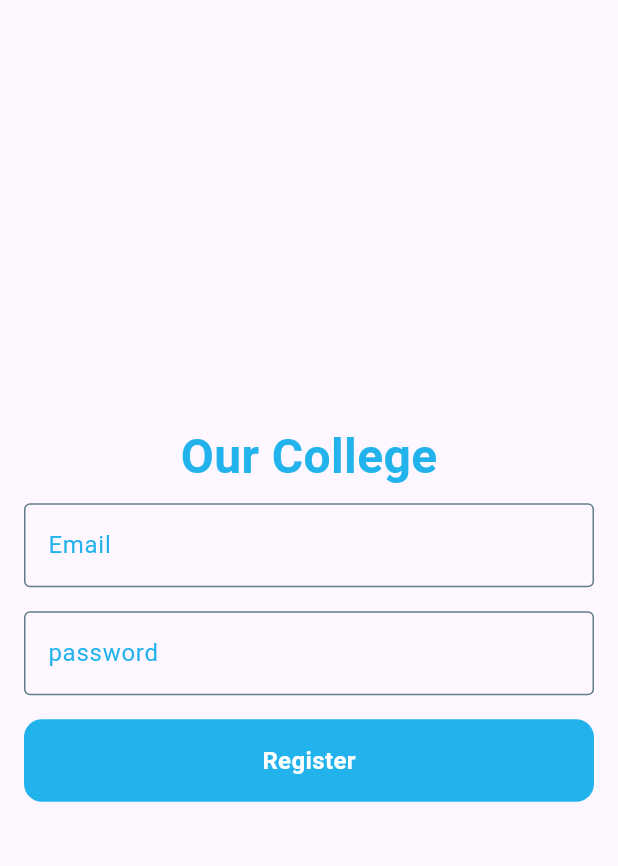
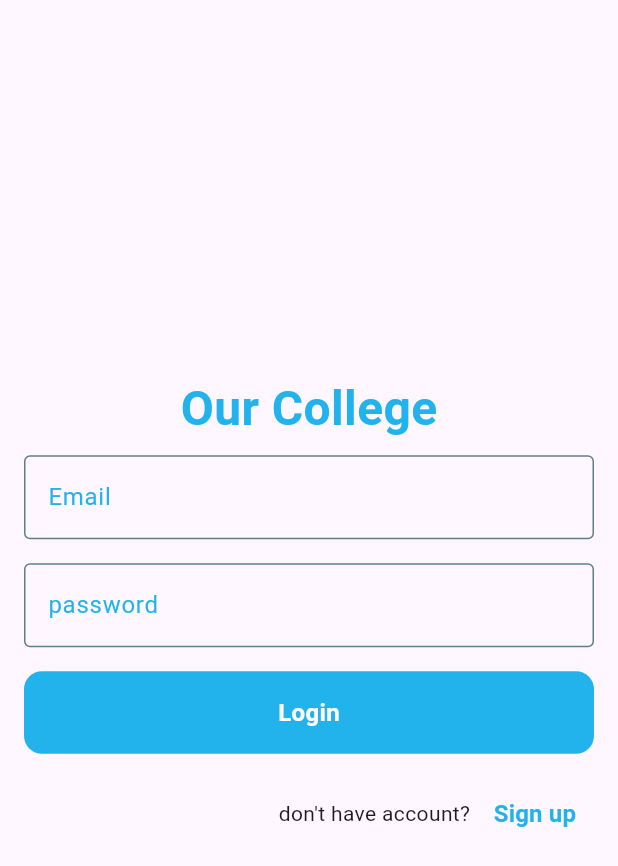
Before and after one commit to deepan1413/clg_chat, a Flutter app: the screen it shows after launch, on a phone screen of 412 x 824 dp. Shown: the top 866 px of the screen. Run offline on Flutter 3.47's test engine with Material 3 defaults, Android fonts, the phone set to English and light mode, and no system bars; our stand-ins replace firebase_auth, firebase_core, flutter_bloc; accounts and stored records are empty.

Commit message:
auth completed

```diff
--- /dev/null
+++ b/lib/app.dart
@@ -0,0 +1,40 @@
+import 'package:clg_chat/features/auth/data/firebase_auth_repo.dart';
+import 'package:clg_chat/features/auth/presentation/cubits/auth_cubit.dart';
+import 'package:clg_chat/features/auth/presentation/cubits/auth_states.dart';
+import 'package:clg_chat/features/auth/presentation/pages/auth_page.dart';
+import 'package:clg_chat/features/home/presentation/pages/home_page.dart';
+import 'package:flutter/material.dart';
+import 'package:flutter_bloc/flutter_bloc.dart';
+
+class MyApp extends StatefulWidget {
+  const MyApp({super.key});
+
+  @override
+  State<MyApp> createState() => _MyAppState();
+}
+
+class _MyAppState extends State<MyApp> {
+  final authRepo = FirebaseAuthRepo();
+  @override
+  Widget build(BuildContext context) {
+    return BlocProvider(
+      create: (context) => AuthCubit(authRepo: authRepo)..checkAuth(),
+      child: MaterialApp(debugShowCheckedModeBanner: false, home: BlocConsumer<AuthCubit,AuthState>(
+        builder:(context, authState) {
+          if(authState is Unauthenticated){
+            return AuthPage();
+          }
+          if(authState is Authenticated
+          ){
+            return HomePage();
+          }else{
+            return Scaffold(body: Center(child: CircularProgressIndicator(),),);
+          }
+        }
+
+       , listener: (context, state) {
+
+       },)),
+    );
+  }
+}
--- a/lib/features/auth/domain/entities/app_user.dart
+++ b/lib/features/auth/domain/entities/app_user.dart
@@ -1,32 +1,18 @@
 class AppUser {
-  final String uid;
-  final String name;
-
-  final String email;
-
-  AppUser({
-    required this.uid,
-    required this.name,
-
-    required this.email,
-   });
+  String uid;
+  String email;
+  String name;
+  AppUser({required this.uid, required this.email, required this.name});
 
   Map<String, dynamic> toJson() {
-    return {
-      'uid': uid,
-      'name': name,
-
-      'email': email,
-    };
+    return {'uid': uid, 'email': email, 'name': name};
   }
 
-  factory AppUser.fromJson(Map<String, dynamic> json) {
+  factory AppUser.fromJson(Map<String, dynamic> UserJson) {
     return AppUser(
-      uid: json['uid'] ?? '',
-      name: json['name'] ?? '',
-
-      email: json['email'] ?? '',
+      uid: UserJson['uid'],
+      email: UserJson['email'],
+      name: UserJson['name'],
     );
   }
-
 }
--- a/lib/features/auth/domain/repos/auth_repo.dart
+++ b/lib/features/auth/domain/repo/auth_repo.dart
@@ -5,11 +5,8 @@ abstract class AuthRepo {
   Future<AppUser?> registerWithEmailAndPassword(
     String name,
     String email,
-
     String password,
   );
   Future<void> logout();
   Future<AppUser?> getCurrentUser();
-  Future<String> sendPasswordResetEmail(String email);
-  Future<AppUser?> signInWithGoogle();
 }
--- a/lib/features/auth/presentation/cubits/auth_states.dart
+++ b/lib/features/auth/presentation/cubits/auth_states.dart
@@ -1,25 +1,19 @@
 import 'package:clg_chat/features/auth/domain/entities/app_user.dart';
 
+abstract class AuthState {}
 
-abstract class AuthState {
+class AuthInitial extends AuthState {}
 
-}
-class AuthInitial extends AuthState{
+class AuthLoading extends AuthState {}
 
-}
-
-class AuthLoading extends AuthState{
-
-}
-
-class Authenticated extends AuthState{
+class Authenticated extends AuthState {
   final AppUser user;
   Authenticated(this.user);
 }
 
+class Unauthenticated extends AuthState {}
 
-class Unauthenticated extends AuthState{}
-class AuthError extends AuthState{
+class AuthError extends AuthState {
   final String message;
   AuthError(this.message);
 }
--- a/lib/features/auth/presentation/pages/auth_page.dart
+++ b/lib/features/auth/presentation/pages/auth_page.dart
@@ -20,9 +20,9 @@ class _AuthPageState extends State<AuthPage> {
   @override
   Widget build(BuildContext context) {
     if (showLoginPage) {
-      return LoginPage();
+      return LoginPage(onPressed: togglePages,);
     } else {
-      return RegisterPage();
+      return RegisterPage(onPressed: togglePages);
     }
   }
 }
--- a/lib/features/auth/presentation/pages/login_page.dart
+++ b/lib/features/auth/presentation/pages/login_page.dart
@@ -1,10 +1,12 @@
-import 'package:clg_chat/components/mybutton.dart';
-import 'package:clg_chat/components/mytextfield.dart';
-import 'package:clg_chat/mylogs/mylogs.dart';
+import 'package:clg_chat/components/my_button.dart';
+import 'package:clg_chat/components/my_text_field.dart';
+import 'package:clg_chat/features/auth/presentation/cubits/auth_cubit.dart';
 import 'package:flutter/material.dart';
+import 'package:flutter_bloc/flutter_bloc.dart';
 
 class LoginPage extends StatefulWidget {
-  const LoginPage({super.key});
+  void Function()? onPressed;
+  LoginPage({super.key, required this.onPressed});
 
   @override
   State<LoginPage> createState() => _LoginPageState();
@@ -14,6 +16,25 @@ class _LoginPageState extends State<LoginPage> {
   final TextEditingController emailController = TextEditingController();
   final TextEditingController passwordController = TextEditingController();
   bool isForgetPassword = false;
+  void login() {
+    final String _email = emailController.text;
+    final String _password = passwordController.text;
+    final authCubit = context.read<AuthCubit>();
+    if (_email.isEmpty && _password.isEmpty) {
+      authCubit.login(_email, _password);
+    } else {
+      ScaffoldMessenger.of(
+        context,
+      ).showSnackBar(SnackBar(content: Text("Check login")));
+    }
+  }
+  @override
+  void dispose() {
+    // TODO: implement dispose
+    emailController.dispose();
+    passwordController.dispose();
+    super.dispose();
+  }
 
   @override
   Widget build(BuildContext context) {
@@ -36,7 +57,7 @@ class _LoginPageState extends State<LoginPage> {
             MyTextfield(label: 'password'),
             Padding(
               padding: const EdgeInsets.all(8.0),
-              child: MyButton(name: "Login", ontap: () {}),
+              child: MyButton(name: "Login", ontap: login),
             ),
             Padding(
               padding: const EdgeInsets.all(8.0),
@@ -45,17 +66,17 @@ class _LoginPageState extends State<LoginPage> {
                 children: [
                   Text('don\'t have account? '),
 
-                TextButton(onPressed: (){
-                  MyLog.debug('Signup button pressed');
-                }, child:
-                  Text(
-                    'Sign up',
-                    style: TextStyle(
-                      fontSize: 16,
-                      color: Color(0xfe21B3EC),
-                      fontWeight: FontWeight.bold,
+                  TextButton(
+                    onPressed: widget.onPressed,
+                    child: Text(
+                      'Sign up',
+                      style: TextStyle(
+                        fontSize: 16,
+                        color: Color(0xfe21B3EC),
+                        fontWeight: FontWeight.bold,
+                      ),
                     ),
-                  )),
+                  ),
                 ],
               ),
             ),
--- a/lib/features/auth/presentation/pages/register_page.dart
+++ b/lib/features/auth/presentation/pages/register_page.dart
@@ -1,31 +1,17 @@
-import 'package:clg_chat/components/mybutton.dart';
-import 'package:clg_chat/components/mytextfield.dart';
-import 'package:clg_chat/mylogs/mylogs.dart';
+import 'package:clg_chat/components/my_button.dart';
+import 'package:clg_chat/components/my_text_field.dart';
 import 'package:flutter/material.dart';
 
 class RegisterPage extends StatefulWidget {
-  const RegisterPage({super.key});
+   void Function()? onPressed;
+
+   RegisterPage({super.key, required this.onPressed});
 
   @override
   State<RegisterPage> createState() => _RegisterPageState();
 }
 
-class _RegisterPageState extends State<RegisterPage>
-    with SingleTickerProviderStateMixin {
-  late AnimationController _controller;
-
-  @override
-  void initState() {
-    super.initState();
-    _controller = AnimationController(vsync: this);
-  }
-
-  @override
-  void dispose() {
-    _controller.dispose();
-    super.dispose();
-  }
-
+class _RegisterPageState extends State<RegisterPage> {
   @override
   Widget build(BuildContext context) {
     return  Scaffold(
@@ -43,13 +29,32 @@ class _RegisterPageState extends State<RegisterPage>
                 fontWeight: FontWeight.bold,
               ),
             ),
+            MyTextfield(label: 'Name'),
             MyTextfield(label: 'Email'),
             MyTextfield(label: 'password'),
             Padding(
-              padding: const EdgeInsets.all(8.0),
+              padding:  EdgeInsets.all(8.0),
               child: MyButton(name: "Register", ontap: () {}),
             ),
+           Padding(
+              padding: const EdgeInsets.all(8.0),
+              child: Row(
+                mainAxisAlignment: .end,
+                children: [
+                  Text('don\'t have account? '),
 
+                TextButton(onPressed:widget.onPressed , child:
+                  Text(
+                    'Sign up',
+                    style: TextStyle(
+                      fontSize: 16,
+                      color: Color(0xfe21B3EC),
+                      fontWeight: FontWeight.bold,
+                    ),
+                  )),
+                ],
+              ),
+            ),
           ],
         ),
       ),
--- a/lib/main.dart
+++ b/lib/main.dart
@@ -1,44 +1,10 @@
-import 'package:clg_chat/features/auth/data/firebase_auth_repo.dart';
-import 'package:clg_chat/features/auth/presentation/cubits/auth_cubit.dart';
-import 'package:clg_chat/features/auth/presentation/cubits/auth_states.dart';
-import 'package:clg_chat/features/auth/presentation/pages/login_page.dart';
-import 'package:clg_chat/features/auth/presentation/pages/register_page.dart';
+import 'package:clg_chat/app.dart';
 import 'package:clg_chat/firebase_options.dart';
 import 'package:firebase_core/firebase_core.dart';
 import 'package:flutter/material.dart';
-import 'package:flutter_bloc/flutter_bloc.dart';
 
 void main() async {
   WidgetsFlutterBinding.ensureInitialized();
   await Firebase.initializeApp(options: DefaultFirebaseOptions.currentPlatform);
-  runApp(MyApp());
+  runApp(const MyApp());
 }
-
-class MyApp extends StatelessWidget {
-  final authrepo = FirebaseAuthRepo();
-  MyApp({super.key});
-
-  @override
-  Widget build(BuildContext context) {
-    return BlocProvider(
-      create: (context) => AuthCubit(authRepo: authrepo)..checkAuth(),
-      child: MaterialApp(
-        home: BlocConsumer<AuthCubit, AuthState>(
-          builder: (context, authState) {
-            if (authState is Authenticated) {
-              return LoginPage();
-            }
-            if (authState is Unauthenticated) {
-              return RegisterPage();
-            } else {
-              return Scaffold(body: Center(child: CircularProgressIndicator()));
-            }
-          },
-          listener: (context, state) {},
-        ),
-
-        debugShowCheckedModeBanner: false,
-      ),
-    );
-  }
-}
--- a/lib/themes/dark_mode.dart
+++ /dev/null
@@ -1,5 +0,0 @@
-import 'package:flutter/material.dart';
-
-ThemeData darkTheme=ThemeData(colorScheme: ColorScheme.dark(
-  primary: Colors.black
-));
--- a/lib/themes/light_mode.dart
+++ /dev/null
@@ -1,6 +0,0 @@
-
-import 'package:flutter/material.dart';
-
-ThemeData lightMode=ThemeData(colorScheme: ColorScheme.light(
-  primary: Colors.white
-));
--- a/pubspec.yaml
+++ b/pubspec.yaml
@@ -39,6 +39,9 @@ dependencies:
   flutter_bloc: ^9.1.1
   google_sign_in: ^7.2.0
   cloud_firestore: ^6.1.0
+  firebase_storage: ^13.0.5
+  image_picker: ^1.2.1
+  equatable: ^2.0.8
 
 dev_dependencies:
   flutter_test:
```
Also changed, not shown: lib/features/auth/data/firebase_auth_repo.dart (+8 -72 lines), lib/features/auth/presentation/cubits/auth_cubit.dart (+15 -45 lines), lib/features/home/presentation/pages/home_page.dart (added, +27 -0 lines), firebase.json, lib/components/my_button.dart (line endings or trailing spaces), lib/components/my_text_field.dart (line endings or trailing spaces), lib/components/mylogs.dart (renamed from lib/mylogs/mylogs.dart), lib/firebase_options.dart, lib/themes/dark_theme.dart (added), pubspec.lock, 7 other files.
